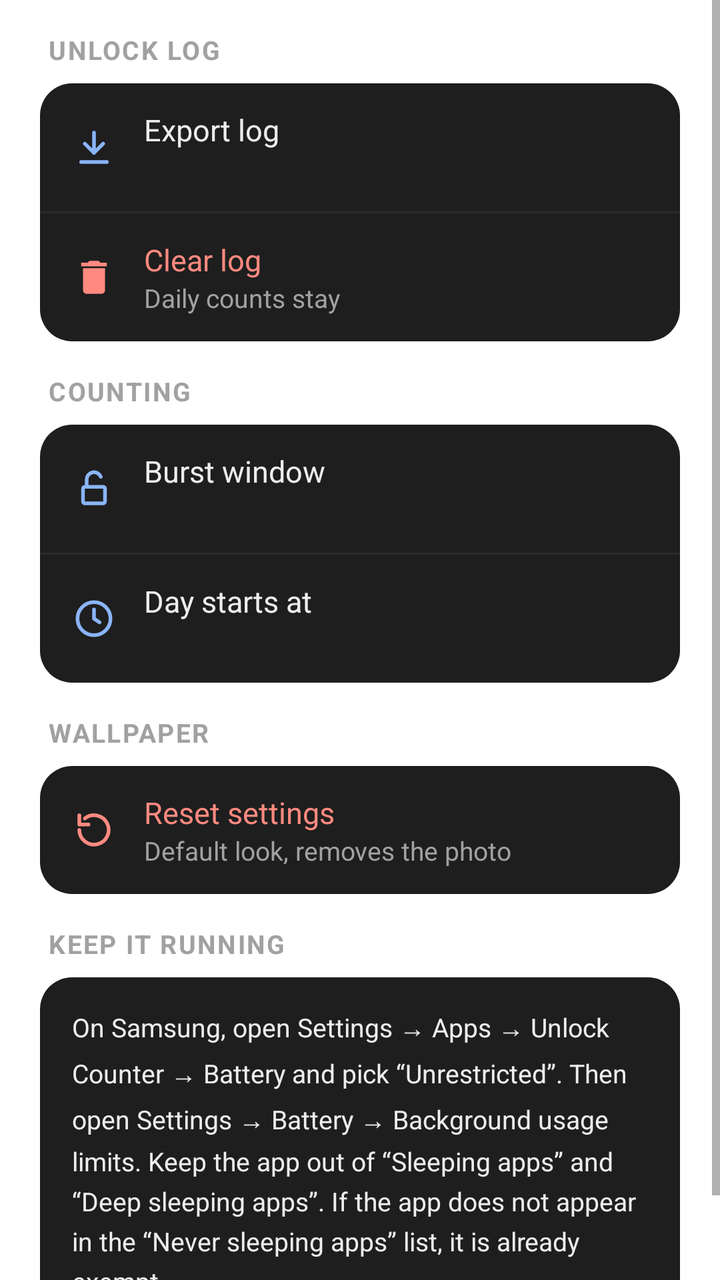
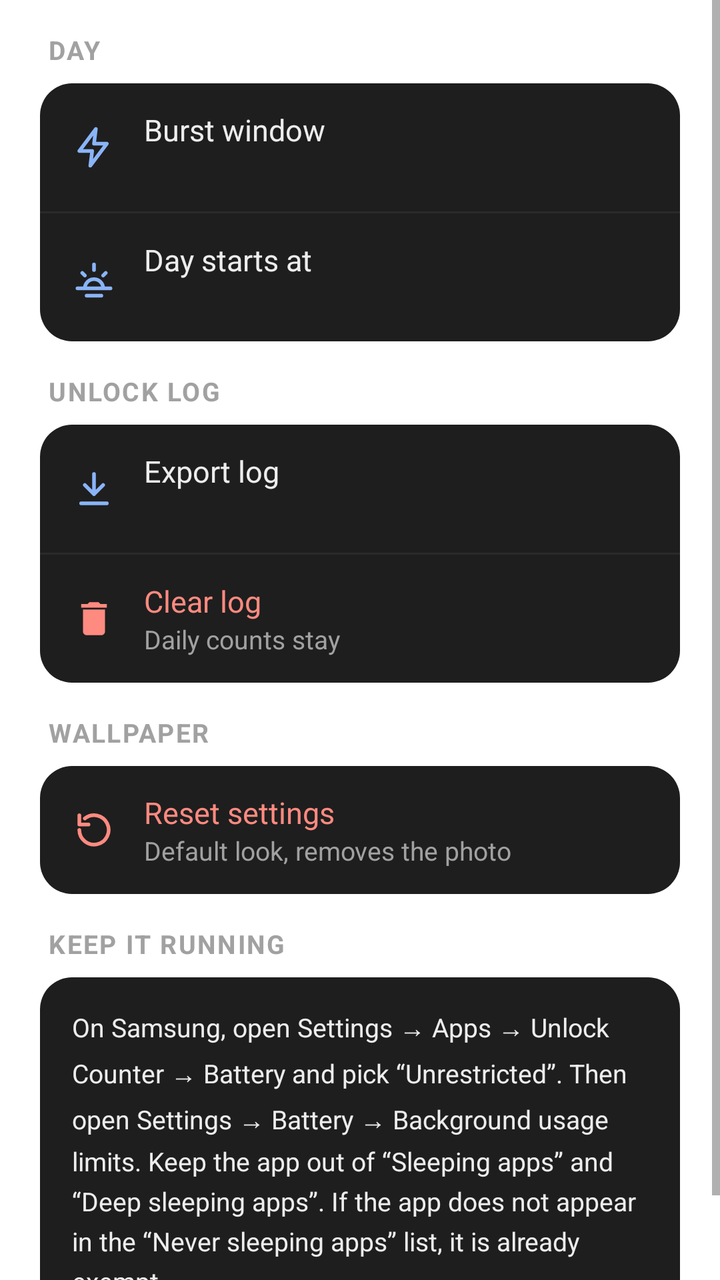

Compare the two renders of this Android layout. The source of the first and the diff that turns it into the second are given below.
<!-- AndroidManifest.xml: fallback theme Theme.MaterialComponents.DayNight.NoActionBar -->
<!-- res/layout/tab_system.xml -->
<?xml version="1.0" encoding="utf-8"?>
<ScrollView xmlns:android="http://schemas.android.com/apk/res/android"
    android:layout_width="match_parent"
    android:layout_height="match_parent"
    android:accessibilityPaneTitle="@string/tab_system">

    <LinearLayout
        android:layout_width="match_parent"
        android:layout_height="wrap_content"
        android:orientation="vertical"
        android:paddingHorizontal="20dp"
        android:paddingBottom="20dp">

        <TextView style="@style/SectionHeader" android:text="@string/unlock_log" />

        <LinearLayout
            android:layout_width="match_parent"
            android:layout_height="wrap_content"
            android:background="@drawable/bg_card"
            android:orientation="vertical">

            <LinearLayout android:id="@+id/export_log" style="@style/Row">
                <ImageView style="@style/RowIcon" android:src="@drawable/ic_download" android:tint="@color/accent" />
                <LinearLayout style="@style/RowText">
                    <TextView style="@style/RowTitle" android:text="@string/export_log" />
                    <TextView android:id="@+id/export_subtitle" style="@style/RowSubtitle" />
                </LinearLayout>
            </LinearLayout>

            <View style="@style/RowDivider" />

            <LinearLayout android:id="@+id/clear_log" style="@style/Row">
                <ImageView style="@style/RowIcon" android:src="@drawable/ic_delete" android:tint="@color/danger" />
                <LinearLayout style="@style/RowText">
                    <TextView style="@style/RowTitle" android:text="@string/clear_log" android:textColor="@color/danger" />
                    <TextView style="@style/RowSubtitle" android:text="@string/clear_log_subtitle" />
                </LinearLayout>
            </LinearLayout>
        </LinearLayout>

        <TextView style="@style/SectionHeader" android:text="@string/counting" />

        <LinearLayout
            android:id="@+id/counting"
            android:layout_width="match_parent"
            android:layout_height="wrap_content"
            android:background="@drawable/bg_card"
            android:orientation="vertical">

            <LinearLayout android:id="@+id/burst_window" style="@style/Row">
                <ImageView style="@style/RowIcon" android:src="@drawable/ic_unlock" android:tint="@color/accent" />
                <LinearLayout style="@style/RowText">
                    <TextView style="@style/RowTitle" android:text="@string/burst_window" />
                    <TextView android:id="@+id/burst_subtitle" style="@style/RowSubtitle" />
                </LinearLayout>
            </LinearLayout>

            <View style="@style/RowDivider" />

            <LinearLayout android:id="@+id/day_start" style="@style/Row">
                <ImageView style="@style/RowIcon" android:src="@drawable/ic_clock" android:tint="@color/accent" />
                <LinearLayout style="@style/RowText">
                    <TextView style="@style/RowTitle" android:text="@string/day_start" />
                    <TextView android:id="@+id/day_start_subtitle" style="@style/RowSubtitle" />
                </LinearLayout>
            </LinearLayout>
        </LinearLayout>

        <TextView style="@style/SectionHeader" android:text="@string/wallpaper" />

        <LinearLayout
            android:layout_width="match_parent"
            android:layout_height="wrap_content"
            android:background="@drawable/bg_card"
            android:orientation="vertical">

            <LinearLayout android:id="@+id/reset_settings" style="@style/Row">
                <ImageView style="@style/RowIcon" android:src="@drawable/ic_reset" android:tint="@color/danger" />
                <LinearLayout style="@style/RowText">
                    <TextView style="@style/RowTitle" android:text="@string/reset_settings" android:textColor="@color/danger" />
                    <TextView style="@style/RowSubtitle" android:text="@string/reset_settings_subtitle" />
                </LinearLayout>
            </LinearLayout>
        </LinearLayout>

        <TextView style="@style/SectionHeader" android:text="@string/keep_running" />

        <TextView
            android:layout_width="match_parent"
            android:layout_height="wrap_content"
            android:background="@drawable/bg_card"
            android:lineSpacingMultiplier="1.3"
            android:padding="16dp"
            android:text="@string/keep_running_tip"
            android:textColor="@color/text"
            android:textSize="13sp" />
    </LinearLayout>
</ScrollView>
<!-- resources referenced by this layout -->
<resources>
  <color name="accent">#8AB4F8</color>
  <color name="danger">#FF8A80</color>
  <color name="text">#EDEDED</color>
  <!-- drawable bg_card (drawable) -->
  <?xml version="1.0" encoding="utf-8"?>
  <shape xmlns:android="http://schemas.android.com/apk/res/android" android:shape="rectangle">
      <solid android:color="@color/surface" />
      <corners android:radius="16dp" />
  </shape>
  <!-- drawable ic_clock (drawable) -->
  <?xml version="1.0" encoding="utf-8"?>
  <vector xmlns:android="http://schemas.android.com/apk/res/android"
      android:width="24dp"
      android:height="24dp"
      android:viewportWidth="24"
      android:viewportHeight="24">
      <path
          android:pathData="M12,3a9,9 0 1,0 0,18a9,9 0 1,0 0,-18zM12,7v5l3,2"
          android:strokeWidth="2"
          android:strokeColor="#FFFFFF"
          android:strokeLineCap="round"
          android:strokeLineJoin="round" />
  </vector>
  <!-- drawable ic_unlock (drawable) -->
  <?xml version="1.0" encoding="utf-8"?>
  <vector xmlns:android="http://schemas.android.com/apk/res/android"
      android:width="24dp"
      android:height="24dp"
      android:viewportWidth="24"
      android:viewportHeight="24">
      <path
          android:pathData="M7,11h10a1,1 0 0,1 1,1v7a1,1 0 0,1 -1,1H7a1,1 0 0,1 -1,-1v-7a1,1 0 0,1 1,-1zM8,11V7a4,4 0 0,1 7.7,-1.5"
          android:strokeWidth="2"
          android:strokeColor="#FFFFFF"
          android:strokeLineCap="round"
          android:strokeLineJoin="round" />
  </vector>
  <string name="burst_window">Burst window</string>
  <string name="clear_log">Clear log</string>
  <string name="clear_log_subtitle">Daily counts stay</string>
  <string name="counting">Counting</string>
  <string name="day_start">Day starts at</string>
  <string name="export_log">Export log</string>
  <string name="keep_running">Keep it running</string>
  <string name="keep_running_tip">On Samsung, open Settings → Apps → Unlock Counter → Battery and pick “Unrestricted”. Then open Settings → Battery → Background usage limits. Keep the app out of “Sleeping apps” and “Deep sleeping apps”. If the app does not appear in the “Never sleeping apps” list, it is already exempt.</string>
  <string name="reset_settings">Reset settings</string>
  <string name="reset_settings_subtitle">Default look, removes the photo</string>
  <string name="tab_system">System</string>
  <string name="unlock_log">Unlock log</string>
  <string name="wallpaper">Wallpaper</string>
  <style name="RowDivider">
          <item name="android:layout_width">match_parent</item>
          <item name="android:layout_height">1dp</item>
          <item name="android:background">@color/surface_high</item>
      </style>
  <style name="RowIcon">
          <item name="android:layout_width">22dp</item>
          <item name="android:layout_height">22dp</item>
          <item name="android:layout_marginEnd">14dp</item>
          <item name="android:importantForAccessibility">no</item>
      </style>
  <style name="RowSubtitle">
          <item name="android:layout_width">wrap_content</item>
          <item name="android:layout_height">wrap_content</item>
          <item name="android:textColor">@color/text_muted</item>
          <item name="android:textSize">13sp</item>
      </style>
  <style name="RowText">
          <item name="android:layout_width">0dp</item>
          <item name="android:layout_height">wrap_content</item>
          <item name="android:layout_weight">1</item>
          <item name="android:orientation">vertical</item>
      </style>
  <style name="RowTitle">
          <item name="android:layout_width">wrap_content</item>
          <item name="android:layout_height">wrap_content</item>
          <item name="android:textColor">@color/text</item>
          <item name="android:textSize">15sp</item>
      </style>
  <color name="surface">#1E1E1E</color>
  <color name="surface_high">#2A2A2A</color>
  <color name="text_muted">#A1A1A1</color>
  <!-- unchanged entries left out for length: 5 -->
</resources>

<!-- the commit's change to res/layout/tab_system.xml (unified diff, before → after) -->
@@ -10,6 +10,34 @@
         android:orientation="vertical"
         android:paddingHorizontal="20dp"
         android:paddingBottom="20dp">
+
+        <TextView style="@style/SectionHeader" android:text="@string/section_day" />
+
+        <LinearLayout
+            android:id="@+id/counting"
+            android:layout_width="match_parent"
+            android:layout_height="wrap_content"
+            android:background="@drawable/bg_card"
+            android:orientation="vertical">
+
+            <LinearLayout android:id="@+id/burst_window" style="@style/Row">
+                <ImageView style="@style/RowIcon" android:src="@drawable/ic_bolt" android:tint="@color/accent" />
+                <LinearLayout style="@style/RowText">
+                    <TextView style="@style/RowTitle" android:text="@string/burst_window" />
+                    <TextView android:id="@+id/burst_subtitle" style="@style/RowSubtitle" />
+                </LinearLayout>
+            </LinearLayout>
+
+            <View style="@style/RowDivider" />
+
+            <LinearLayout android:id="@+id/day_start" style="@style/Row">
+                <ImageView style="@style/RowIcon" android:src="@drawable/ic_sunrise" android:tint="@color/accent" />
+                <LinearLayout style="@style/RowText">
+                    <TextView style="@style/RowTitle" android:text="@string/day_start" />
+                    <TextView android:id="@+id/day_start_subtitle" style="@style/RowSubtitle" />
+                </LinearLayout>
+            </LinearLayout>
+        </LinearLayout>
 
         <TextView style="@style/SectionHeader" android:text="@string/unlock_log" />
 
@@ -34,34 +62,6 @@
                 <LinearLayout style="@style/RowText">
                     <TextView style="@style/RowTitle" android:text="@string/clear_log" android:textColor="@color/danger" />
                     <TextView style="@style/RowSubtitle" android:text="@string/clear_log_subtitle" />
-                </LinearLayout>
-            </LinearLayout>
-        </LinearLayout>
-
-        <TextView style="@style/SectionHeader" android:text="@string/counting" />
-
-        <LinearLayout
-            android:id="@+id/counting"
-            android:layout_width="match_parent"
-            android:layout_height="wrap_content"
-            android:background="@drawable/bg_card"
-            android:orientation="vertical">
-
-            <LinearLayout android:id="@+id/burst_window" style="@style/Row">
-                <ImageView style="@style/RowIcon" android:src="@drawable/ic_unlock" android:tint="@color/accent" />
-                <LinearLayout style="@style/RowText">
-                    <TextView style="@style/RowTitle" android:text="@string/burst_window" />
-                    <TextView android:id="@+id/burst_subtitle" style="@style/RowSubtitle" />
-                </LinearLayout>
-            </LinearLayout>
-
-            <View style="@style/RowDivider" />
-
-            <LinearLayout android:id="@+id/day_start" style="@style/Row">
-                <ImageView style="@style/RowIcon" android:src="@drawable/ic_clock" android:tint="@color/accent" />
-                <LinearLayout style="@style/RowText">
-                    <TextView style="@style/RowTitle" android:text="@string/day_start" />
-                    <TextView android:id="@+id/day_start_subtitle" style="@style/RowSubtitle" />
                 </LinearLayout>
             </LinearLayout>
         </LinearLayout>
<!-- resource entries referenced after the edit -->
@@ -9,7 +9,7 @@
       <solid android:color="@color/surface" />
       <corners android:radius="16dp" />
   </shape>
-  <!-- drawable ic_clock (drawable) -->
+  <!-- drawable ic_bolt (drawable) -->
   <?xml version="1.0" encoding="utf-8"?>
   <vector xmlns:android="http://schemas.android.com/apk/res/android"
       android:width="24dp"
@@ -17,13 +17,13 @@
       android:viewportWidth="24"
       android:viewportHeight="24">
       <path
-          android:pathData="M12,3a9,9 0 1,0 0,18a9,9 0 1,0 0,-18zM12,7v5l3,2"
+          android:pathData="M13,2L4,14h7l-1,8l9,-12h-7z"
           android:strokeWidth="2"
           android:strokeColor="#FFFFFF"
           android:strokeLineCap="round"
           android:strokeLineJoin="round" />
   </vector>
-  <!-- drawable ic_unlock (drawable) -->
+  <!-- drawable ic_sunrise (drawable) -->
   <?xml version="1.0" encoding="utf-8"?>
   <vector xmlns:android="http://schemas.android.com/apk/res/android"
       android:width="24dp"
@@ -31,7 +31,7 @@
       android:viewportWidth="24"
       android:viewportHeight="24">
       <path
-          android:pathData="M7,11h10a1,1 0 0,1 1,1v7a1,1 0 0,1 -1,1H7a1,1 0 0,1 -1,-1v-7a1,1 0 0,1 1,-1zM8,11V7a4,4 0 0,1 7.7,-1.5"
+          android:pathData="M3,18h18M7,18a5,5 0 0,1 10,0M12,5v3M5.6,9.6l1.4,1.4M18.4,9.6l-1.4,1.4M8,22h8"
           android:strokeWidth="2"
           android:strokeColor="#FFFFFF"
           android:strokeLineCap="round"
@@ -40,13 +40,13 @@
   <string name="burst_window">Burst window</string>
   <string name="clear_log">Clear log</string>
   <string name="clear_log_subtitle">Daily counts stay</string>
-  <string name="counting">Counting</string>
   <string name="day_start">Day starts at</string>
   <string name="export_log">Export log</string>
   <string name="keep_running">Keep it running</string>
   <string name="keep_running_tip">On Samsung, open Settings → Apps → Unlock Counter → Battery and pick “Unrestricted”. Then open Settings → Battery → Background usage limits. Keep the app out of “Sleeping apps” and “Deep sleeping apps”. If the app does not appear in the “Never sleeping apps” list, it is already exempt.</string>
   <string name="reset_settings">Reset settings</string>
   <string name="reset_settings_subtitle">Default look, removes the photo</string>
+  <string name="section_day">Day</string>
   <string name="tab_system">System</string>
   <string name="unlock_log">Unlock log</string>
   <string name="wallpaper">Wallpaper</string>
